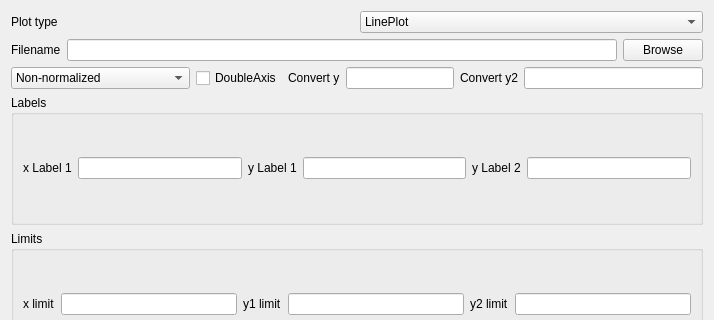
This is tabplotwidget.ui in yerga/plotSciFigs as Qt 5 draws it before an edit; both pictures show x 0 to 714 and y 0 to 320 of the 714 by 563 pixel window. The edited form follows.
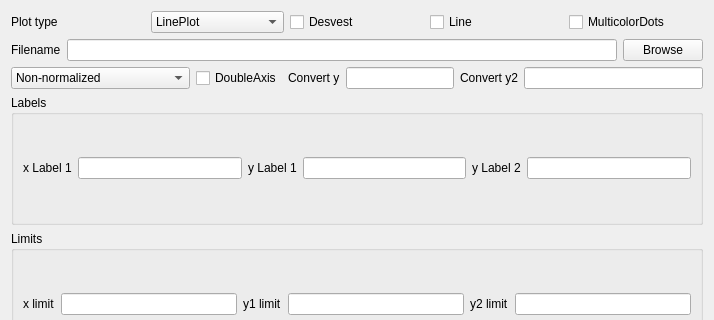
This is the edited form.

Commit message: Adding option to plot line or dots, multicolor dots and standard deviation in DotPlot

What changed in the file:
```diff
--- a/tabplotwidget.ui
+++ b/tabplotwidget.ui
@@ -72,6 +72,27 @@
        </item>
       </widget>
      </item>
+     <item>
+      <widget class="QCheckBox" name="desvestBox">
+       <property name="text">
+        <string>Desvest</string>
+       </property>
+      </widget>
+     </item>
+     <item>
+      <widget class="QCheckBox" name="lineplotBox">
+       <property name="text">
+        <string>Line</string>
+       </property>
+      </widget>
+     </item>
+     <item>
+      <widget class="QCheckBox" name="multicolorCB">
+       <property name="text">
+        <string>MulticolorDots</string>
+       </property>
+      </widget>
+     </item>
     </layout>
    </item>
    <item>
```
The commit also changes 5 other files.
